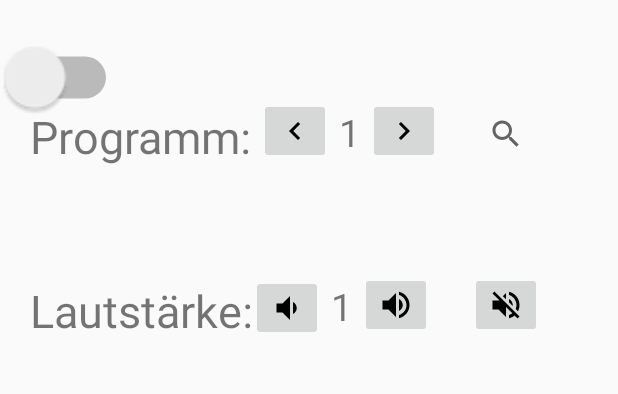
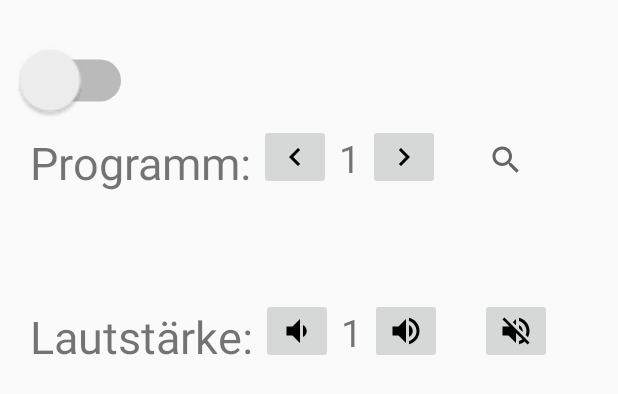
Before and after one commit to beatmachine/UIST, an Android app: the layout activity_device_tv.xml on its own in the app's theme, with its tools: preview values and no code run, on a phone screen of 412 x 824 dp. Shown: the top 394 px of the screen. Run offline under Robolectric (Android 15) with nearby library versions, the light colour scheme and no system bars.

Commit message:
kleine fixes

```diff
--- a/UISTInterface/app/src/main/AndroidManifest.xml
+++ b/UISTInterface/app/src/main/AndroidManifest.xml
@@ -46,7 +46,6 @@
             android:screenOrientation="landscape" />
         <activity android:name=".DeviceHifiActivity"
             android:screenOrientation="landscape" />
-
     </application>
 
 </manifest>
--- a/UISTInterface/app/src/main/res/layout/activity_device_tv.xml
+++ b/UISTInterface/app/src/main/res/layout/activity_device_tv.xml
@@ -6,17 +6,16 @@
     android:layout_height="match_parent"
     tools:context="de.uulm.uist.uistinterface.DeviceTVActivity">
 
-
     <Switch
         android:id="@+id/switchOnOff"
         android:layout_width="wrap_content"
         android:layout_height="wrap_content"
-        android:layout_marginTop="38dp"
+        android:layout_marginLeft="30dp"
+        android:layout_marginTop="40dp"
+        android:layout_marginBottom="15dp"
         android:scaleX="2"
         android:scaleY="2"
-        android:layout_alignParentTop="true"
-        android:layout_alignLeft="@+id/program_label"
-        android:layout_alignStart="@+id/program_label" />
+        />
 
     <TextView
         android:id="@+id/program_label"
@@ -135,10 +134,10 @@
         android:id="@+id/volume_minus"
         android:layout_width="wrap_content"
         android:layout_height="wrap_content"
-        android:src="@drawable/ic_volume_down_black_24dp"
-        android:layout_alignBottom="@+id/volume_label"
-        android:layout_toRightOf="@+id/program_label"
-        android:layout_toEndOf="@+id/program_label" />
+        android:layout_below="@id/button_program5"
+        android:layout_marginLeft="5dp"
+        android:layout_toRightOf="@id/volume_label"
+        android:src="@drawable/ic_volume_down_black_24dp"/>
 
     <TextView
         android:id="@+id/volume"
--- a/UISTInterface/app/src/main/res/values/strings.xml
+++ b/UISTInterface/app/src/main/res/values/strings.xml
@@ -1,5 +1,5 @@
 <resources>
     <string name="app_name">Smart Home</string>
-    <string name="loudness">0</string>
-    <string name="song">0</string>
+    <string name="loudness">1</string>
+    <string name="song">1</string>
 </resources>
```
Also changed, not shown: UISTInterface/app/src/main/java/de/uulm/uist/uistinterface/DeviceACActivity.java (+4 -4 lines), UISTInterface/app/src/main/java/de/uulm/uist/uistinterface/DeviceBlindActivity.java (+4 -4 lines), UISTInterface/app/src/main/java/de/uulm/uist/uistinterface/DeviceHifiActivity.java (+13 -4 lines), UISTInterface/app/src/main/java/de/uulm/uist/uistinterface/RoomActivity.java (+29 -15 lines), UISTInterface/app/src/main/res/layout/activity_device_hifi.xml (+7 -4 lines), UISTInterface/app/src/main/java/de/uulm/uist/uistinterface/DeviceTVActivity.java (line endings or trailing spaces).
